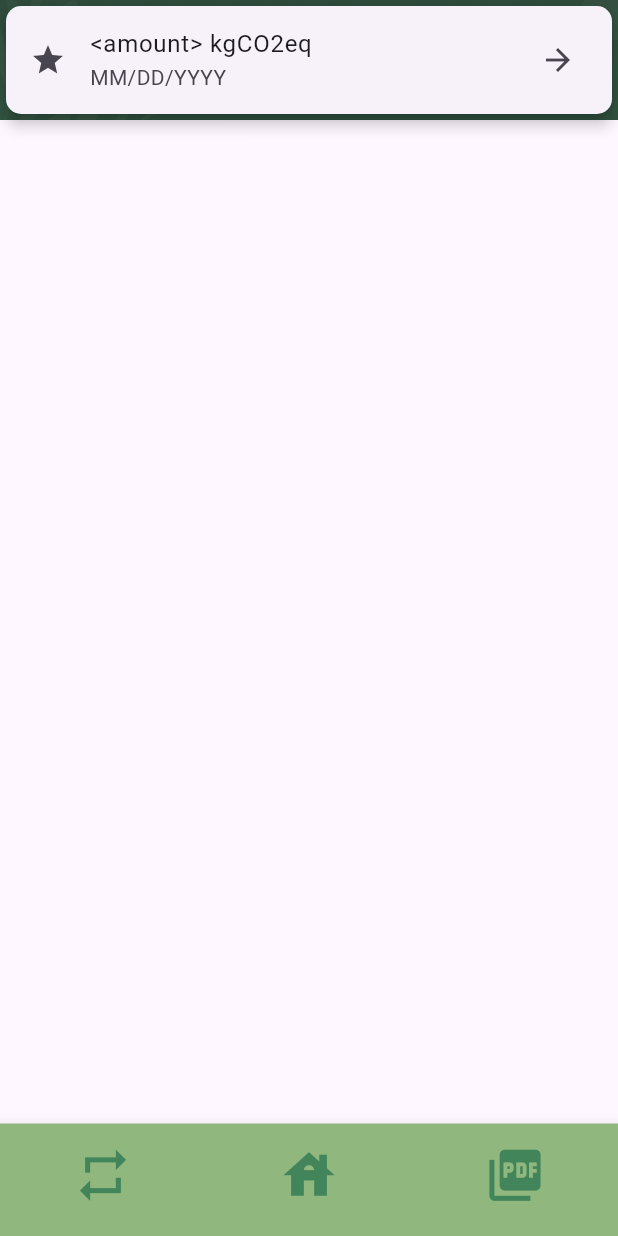
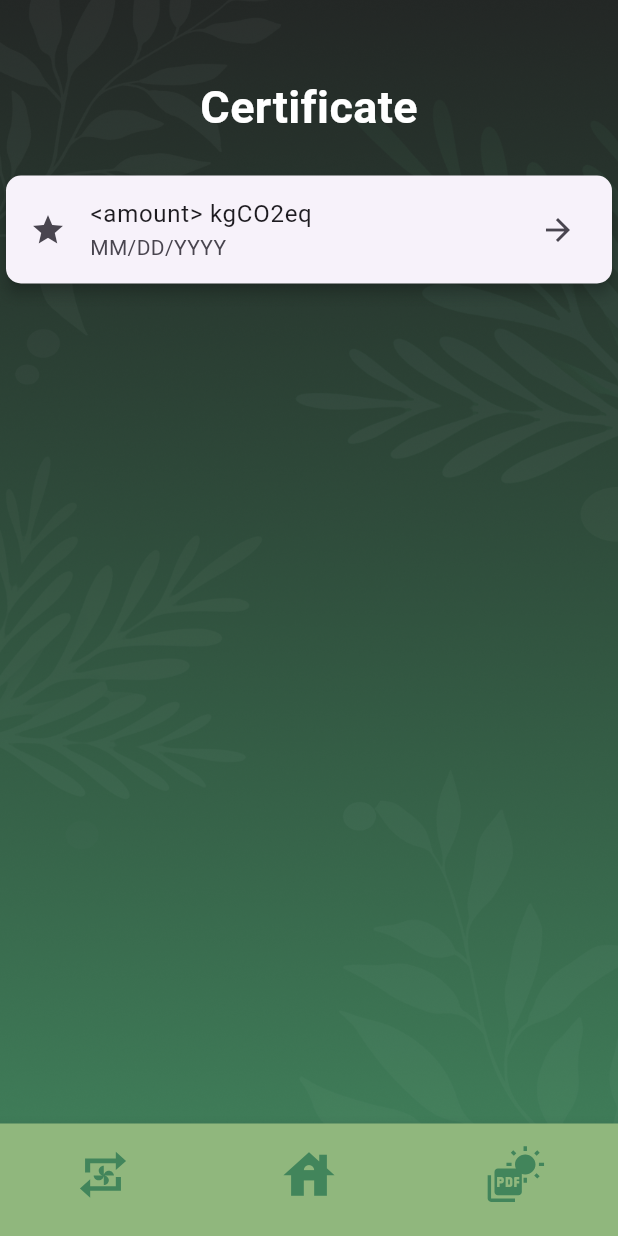
Before and after one commit to Sunthewhat/Integrated_Project_2, a Flutter app: the Certificate screen opened directly, on a phone screen of 412 x 824 dp. Run offline on Flutter 3.47's test engine with Material 3 defaults, Android fonts, the light colour scheme and no system bars; our stand-ins replace flutter_svg, google_fonts.

Commit message:
[EDIT] bottom navbar done

```diff
--- a/app/lib/main.dart
+++ b/app/lib/main.dart
@@ -1,3 +1,4 @@
+import 'package:c_trade/pages/certificate.dart';
 import 'package:c_trade/pages/loading_page.dart';
 import 'package:flutter/material.dart';
 
@@ -20,7 +21,7 @@
       },
       child: const MaterialApp(
         debugShowCheckedModeBanner: false,
-        home: LoadingPage(),
+        home: Certificate(),
       ),
     );
   }
--- a/app/lib/pages/certificate.dart
+++ b/app/lib/pages/certificate.dart
@@ -28,8 +28,29 @@
             fit: BoxFit.cover,
           ),
         ),
-        child: CustomCard(title: "<amount> kgCO2eq", date: "MM/DD/YYYY", cert: "Cert. ID: <cert id>)",)
-
+        child: Column(children: [
+          const SizedBox(height: 50),
+          const Text(
+            'Certificate',
+            style: TextStyle(
+              color: Colors.white,
+              fontSize: 30,
+              fontWeight: FontWeight.bold,
+            ),
+          ),
+          const SizedBox(height: 20),
+          Expanded(
+            child: ListView(
+              children: const [
+                CustomCard(
+                  title: "<amount> kgCO2eq",
+                  date: "MM/DD/YYYY",
+                  cert: "Cert. ID: <cert id>)",
+                )
+              ],
+            ),
+          ),
+        ]),
       ),
       bottomNavigationBar: BottomNavBar(
         currentIndex: _selectedIndex,
--- a/app/lib/widget/bottom_navbar.dart
+++ b/app/lib/widget/bottom_navbar.dart
@@ -1,4 +1,5 @@
 import 'package:flutter/material.dart';
+import 'package:flutter_svg/flutter_svg.dart';
 
 class BottomNavBar extends StatefulWidget {
   final Function(int) onTap;
@@ -24,12 +25,13 @@
       backgroundColor: widget.backgroundColor,
       showSelectedLabels: false,
       showUnselectedLabels: false,
-      items: const [
+      items: [
         BottomNavigationBarItem(
-          icon: Icon(Icons.repeat, size: 41, color: Color(0xFF42855B)),
+          icon: SvgPicture.asset('assets/images/icon/tradeIcon.svg',
+              width: 41, height: 41, color: const Color(0xFF42855B)),
           label: 'repeat',
         ),
-        BottomNavigationBarItem(
+        const BottomNavigationBarItem(
           icon: Icon(
             Icons.house,
             size: 41,
@@ -38,12 +40,9 @@
           label: 'Settings',
         ),
         BottomNavigationBarItem(
-          icon: Icon(
-            Icons.picture_as_pdf,
-            size: 41,
-            color: Color(0xFF42855B),
-          ),
-          label: 'Settings',
+          icon: SvgPicture.asset('assets/images/icon/certificateIcon.svg',
+              width: 41, height: 41, color: const Color(0xFF42855B)),
+          label: 'certificate',
         ),
       ],
     );
```
Also changed, not shown: app/pubspec.yaml (+17 -15 lines), app/assets/images/icon/certificateIcon.svg (added), app/assets/images/icon/tradeIcon.svg (added), app/pubspec.lock.
